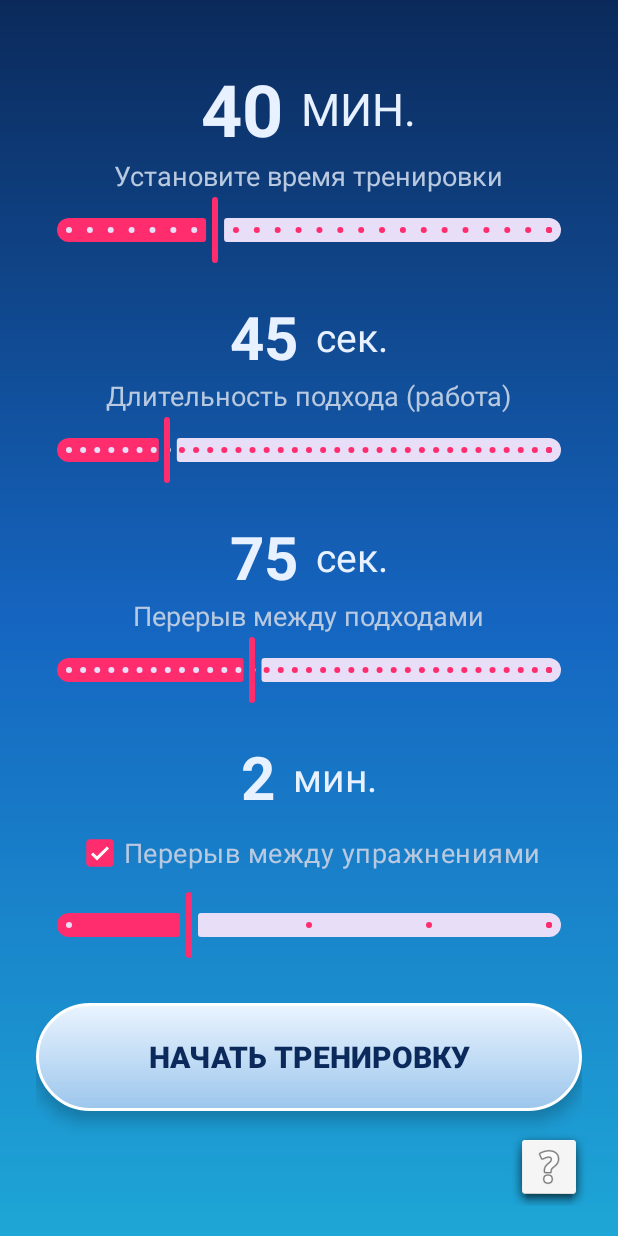
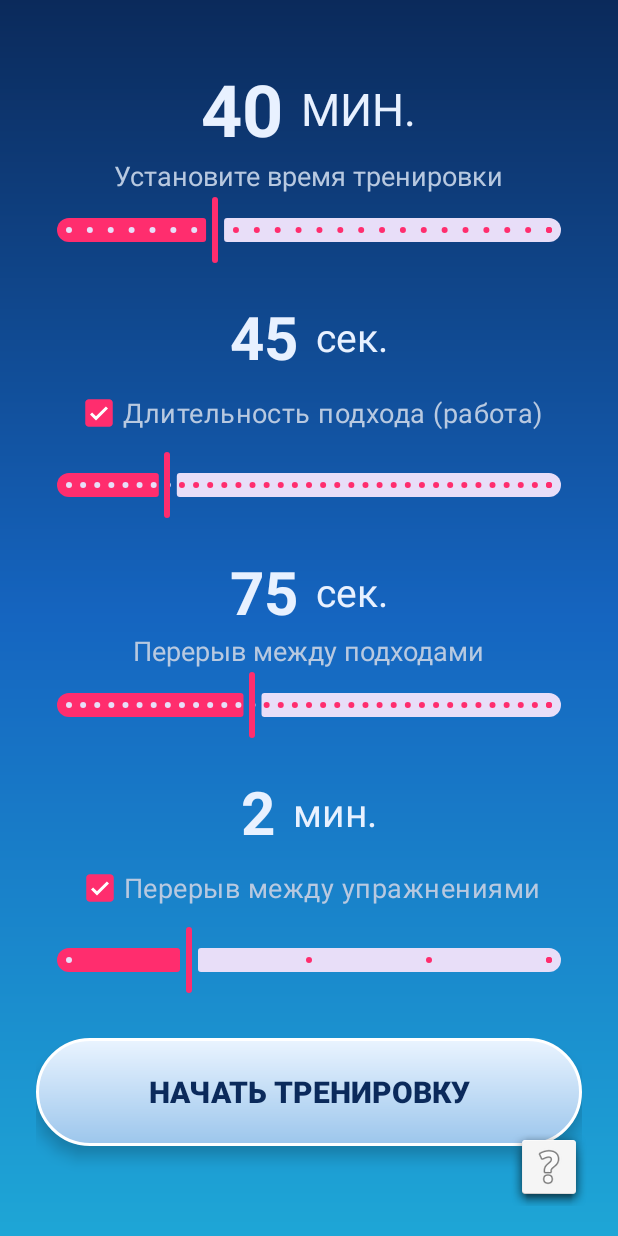
Before and after one commit to Cetigan/home, an Android app: the screen it shows after launch (MainActivity), on a phone screen of 412 x 824 dp. Run offline under Robolectric (Android 15) with nearby library versions, the phone set to English and light mode, and no system bars.

Commit message:
Add checkbox to disable the work-duration (подход) function
A checkbox next to the "Длительность подхода" slider turns the per-set work
timing off. When unchecked, the slider is disabled and the workout runs as a
plain total countdown (only the 5-minute "Пять минут" cue and the final train
sound fire; no between-set whistles).

Co-Authored-By: Claude Opus 4.8 <noreply@anthropic.com>
Claude-Session: https://claude.ai/code/session_0185NZRm1LZNqz6LJdUHgRsa

```diff
--- a/training-timer-android/app/src/main/java/com/regoil/trainingtimer/WorkoutModels.kt
+++ b/training-timer-android/app/src/main/java/com/regoil/trainingtimer/WorkoutModels.kt
@@ -19,6 +19,7 @@ data class WorkoutConfig(
     val restMillis: Long,           // Перерыв между подходами (rest between sets)
     val exerciseBreakMillis: Long,  // Перерыв между упражнениями (longer break)
     val useExerciseBreak: Boolean,
+    val useWork: Boolean = true,    // when false: no fixed work phases, plain countdown
     val setsPerExercise: Int = 4
 )
 
@@ -29,7 +30,8 @@ data class TimerUi(
     val phase: Phase = Phase.DONE,
     val phaseRemainingMs: Long = 0,
     val totalRemainingMs: Long = 0,
-    val setNumber: Int = 0
+    val setNumber: Int = 0,
+    val plain: Boolean = false      // workless mode: only the total countdown is meaningful
 )
 
 /** Single source of truth shared between the service and the Activity. */
--- a/training-timer-android/app/src/main/res/layout/activity_main.xml
+++ b/training-timer-android/app/src/main/res/layout/activity_main.xml
@@ -83,9 +83,11 @@
                     android:textSize="26sp" />
             </LinearLayout>
 
-            <TextView
+            <com.google.android.material.checkbox.MaterialCheckBox
+                android:id="@+id/checkWork"
                 android:layout_width="wrap_content"
                 android:layout_height="wrap_content"
+                android:checked="true"
                 android:text="Длительность подхода (работа)"
                 android:textColor="@color/text_dim"
                 android:textSize="18sp" />
```
Also changed, not shown: training-timer-android/app/src/main/java/com/regoil/trainingtimer/MainActivity.kt (+20 -0 lines), training-timer-android/app/src/main/java/com/regoil/trainingtimer/TimerService.kt (+18 -5 lines).
